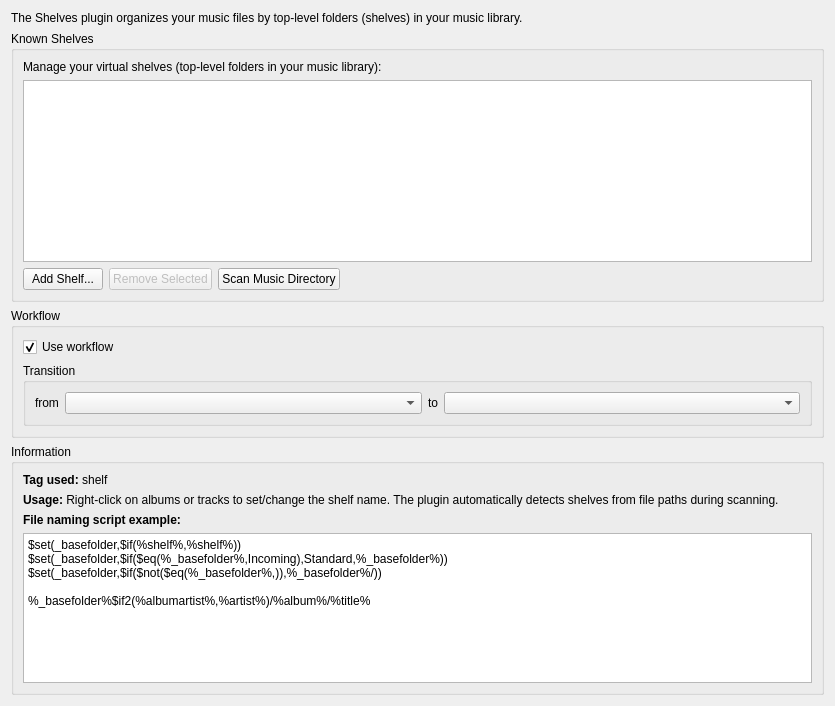
First picture: the form in shelves/shelves_config.ui, repository nrth3rnlb/picard-plugin-title_cleaner_ost, before the edit.
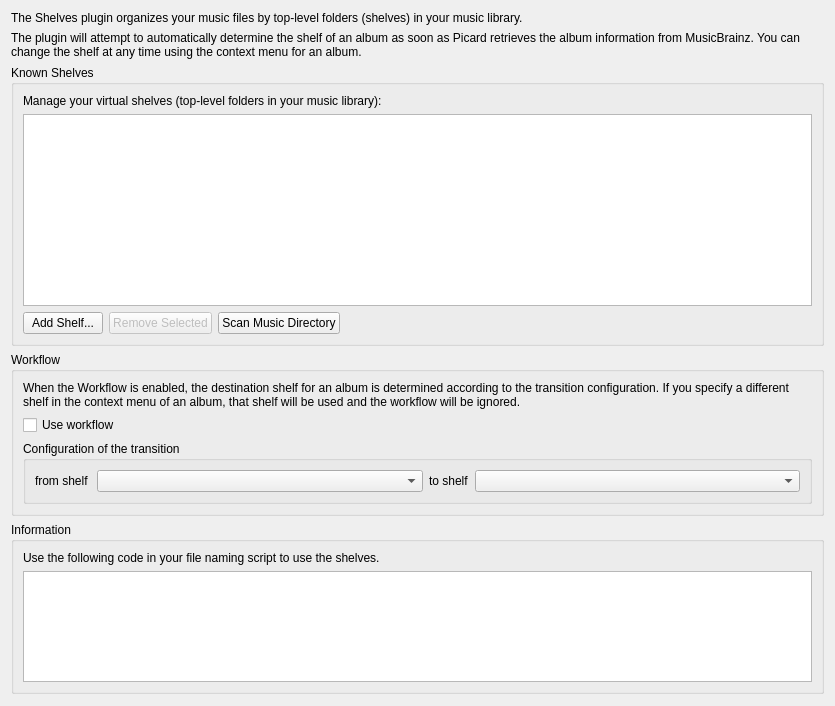
Second picture: the form after the edit.

```diff
--- a/shelves/shelves_config.ui
+++ b/shelves/shelves_config.ui
@@ -24,6 +24,16 @@
      </property>
     </widget>
    </item>
+   <item>
+    <widget class="QLabel" name="label_4">
+     <property name="text">
+      <string>The plugin will attempt to automatically determine the shelf of an album as soon as Picard retrieves the album information from MusicBrainz. You can change the shelf at any time using the context menu for an album.</string>
+     </property>
+     <property name="wordWrap">
+      <bool>true</bool>
+     </property>
+    </widget>
+   </item>
    <item>
     <widget class="QGroupBox" name="shelves_group">
      <property name="title">
@@ -103,14 +113,21 @@
       <string>Workflow</string>
      </property>
      <layout class="QVBoxLayout" name="verticalLayout_4">
+      <item>
+       <widget class="QLabel" name="label_3">
+        <property name="text">
+         <string>When the Workflow is enabled, the destination shelf for an album is determined according to the transition configuration. If you specify a different shelf in the context menu of an album, that shelf will be used and the workflow will be ignored.</string>
+        </property>
+        <property name="wordWrap">
+         <bool>true</bool>
+        </property>
+       </widget>
+      </item>
       <item>
        <widget class="QCheckBox" name="workflow_enabled">
         <property name="text">
          <string>Use workflow</string>
         </property>
-        <property name="checked">
-         <bool>true</bool>
-        </property>
        </widget>
       </item>
       <item>
@@ -119,7 +136,7 @@
          <bool>true</bool>
         </property>
         <property name="title">
-         <string>Transition</string>
+         <string>Configuration of the transition</string>
         </property>
         <layout class="QHBoxLayout" name="horizontalLayout_2">
          <item>
@@ -131,7 +148,7 @@
             </sizepolicy>
            </property>
            <property name="text">
-            <string>from</string>
+            <string>from shelf </string>
            </property>
           </widget>
          </item>
@@ -154,7 +171,7 @@
             </sizepolicy>
            </property>
            <property name="text">
-            <string>to</string>
+            <string>to shelf</string>
            </property>
           </widget>
          </item>
@@ -186,36 +203,10 @@
       <string>Information</string>
      </property>
      <layout class="QVBoxLayout" name="verticalLayout_3">
-      <item>
-       <widget class="QLabel" name="tag_info_label">
-        <property name="text">
-         <string>&lt;b&gt;Tag used:&lt;/b&gt; shelf</string>
-        </property>
-        <property name="textFormat">
-         <enum>Qt::RichText</enum>
-        </property>
-       </widget>
-      </item>
-      <item>
-       <widget class="QLabel" name="usage_info_label">
-        <property name="text">
-         <string>&lt;b&gt;Usage:&lt;/b&gt; Right-click on albums or tracks to set/change the shelf name. The plugin automatically detects shelves from file paths during scanning.</string>
-        </property>
-        <property name="textFormat">
-         <enum>Qt::RichText</enum>
-        </property>
-        <property name="wordWrap">
-         <bool>true</bool>
-        </property>
-       </widget>
-      </item>
       <item>
        <widget class="QLabel" name="script_info_label">
         <property name="text">
-         <string>&lt;b&gt;File naming script example:&lt;/b&gt;</string>
-        </property>
-        <property name="textFormat">
-         <enum>Qt::RichText</enum>
+         <string>Use the following code in your file naming script to use the shelves.</string>
         </property>
        </widget>
       </item>
@@ -234,11 +225,7 @@
          <bool>true</bool>
         </property>
         <property name="plainText">
-         <string>$set(_basefolder,$if(%shelf%,%shelf%))
-$set(_basefolder,$if($eq(%_basefolder%,Incoming),Standard,%_basefolder%))
-$set(_basefolder,$if($not($eq(%_basefolder%,)),%_basefolder%/))
-
-%_basefolder%$if2(%albumartist%,%artist%)/%album%/%title%</string>
+         <string/>
         </property>
        </widget>
       </item>
```
